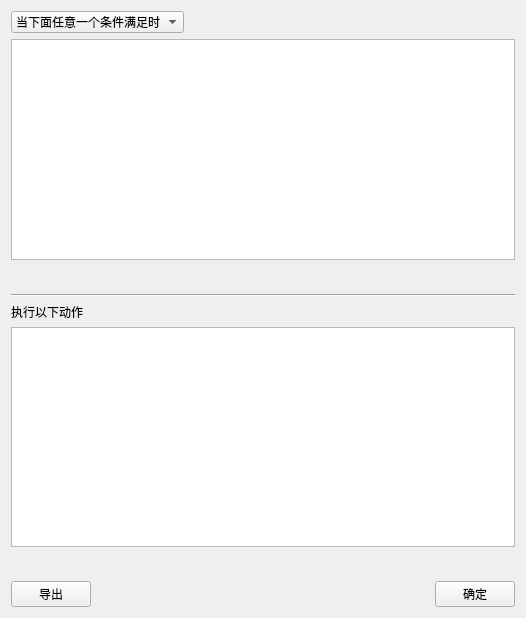
The window that UISource/automate_cfg.ui (HelloWRC/W-DesktopCountdown) describes before a commit, drawn with Qt 5.
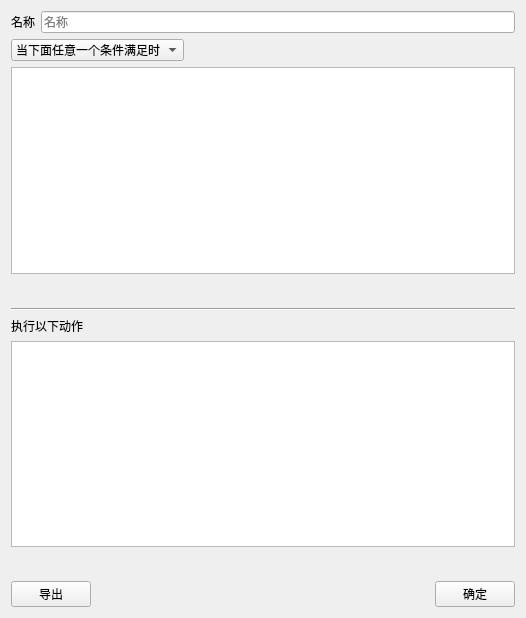
The same window after the commit. Icons and pictures are not drawn.

Patch:
```diff
--- a/UISource/automate_cfg.ui
+++ b/UISource/automate_cfg.ui
@@ -17,10 +17,14 @@
    <string>自动化选项</string>
   </property>
   <property name="windowIcon">
-   <iconset theme="configure"/>
+   <iconset theme="configure">
+    <normaloff>.</normaloff>.</iconset>
   </property>
-  <layout class="QVBoxLayout" name="verticalLayout">
-   <item>
+  <layout class="QFormLayout" name="formLayout">
+   <item row="2" column="0" colspan="2">
+    <widget class="QListWidget" name="lst_trigger"/>
+   </item>
+   <item row="1" column="0" colspan="2">
     <layout class="QHBoxLayout" name="horizontalLayout">
      <item>
       <widget class="QComboBox" name="cb_trigger_type">
@@ -60,10 +64,7 @@
      </item>
     </layout>
    </item>
-   <item>
-    <widget class="QListWidget" name="lst_trigger"/>
-   </item>
-   <item>
+   <item row="3" column="0" colspan="2">
     <layout class="QHBoxLayout" name="horizontalLayout_3">
      <item>
       <spacer name="horizontalSpacer_3">
@@ -84,7 +85,8 @@
         <string/>
        </property>
        <property name="icon">
-        <iconset theme="list-add"/>
+        <iconset theme="list-add">
+         <normaloff>.</normaloff>.</iconset>
        </property>
        <property name="flat">
         <bool>true</bool>
@@ -97,7 +99,8 @@
         <string/>
        </property>
        <property name="icon">
-        <iconset theme="configure"/>
+        <iconset theme="configure">
+         <normaloff>.</normaloff>.</iconset>
        </property>
        <property name="flat">
         <bool>true</bool>
@@ -110,7 +113,8 @@
         <string/>
        </property>
        <property name="icon">
-        <iconset theme="list-remove"/>
+        <iconset theme="list-remove">
+         <normaloff>.</normaloff>.</iconset>
        </property>
        <property name="flat">
         <bool>true</bool>
@@ -132,24 +136,17 @@
      </item>
     </layout>
    </item>
-   <item>
-    <widget class="Line" name="line">
-     <property name="orientation">
-      <enum>Qt::Horizontal</enum>
-     </property>
-    </widget>
-   </item>
-   <item>
+   <item row="5" column="0" colspan="2">
     <widget class="QLabel" name="label">
      <property name="text">
       <string>执行以下动作</string>
      </property>
     </widget>
    </item>
-   <item>
+   <item row="6" column="0" colspan="2">
     <widget class="QListWidget" name="lst_actions"/>
    </item>
-   <item>
+   <item row="7" column="0" colspan="2">
     <layout class="QHBoxLayout" name="horizontalLayout_4">
      <item>
       <spacer name="horizontalSpacer_5">
@@ -170,7 +167,8 @@
         <string/>
        </property>
        <property name="icon">
-        <iconset theme="list-add"/>
+        <iconset theme="list-add">
+         <normaloff>.</normaloff>.</iconset>
        </property>
        <property name="flat">
         <bool>true</bool>
@@ -183,7 +181,8 @@
         <string/>
        </property>
        <property name="icon">
-        <iconset theme="configure"/>
+        <iconset theme="configure">
+         <normaloff>.</normaloff>.</iconset>
        </property>
        <property name="flat">
         <bool>true</bool>
@@ -196,7 +195,8 @@
         <string/>
        </property>
        <property name="icon">
-        <iconset theme="go-up"/>
+        <iconset theme="go-up">
+         <normaloff>.</normaloff>.</iconset>
        </property>
        <property name="flat">
         <bool>true</bool>
@@ -209,7 +209,8 @@
         <string/>
        </property>
        <property name="icon">
-        <iconset theme="go-down"/>
+        <iconset theme="go-down">
+         <normaloff>.</normaloff>.</iconset>
        </property>
        <property name="flat">
         <bool>true</bool>
@@ -222,7 +223,8 @@
         <string/>
        </property>
        <property name="icon">
-        <iconset theme="list-remove"/>
+        <iconset theme="list-remove">
+         <normaloff>.</normaloff>.</iconset>
        </property>
        <property name="flat">
         <bool>true</bool>
@@ -244,7 +246,7 @@
      </item>
     </layout>
    </item>
-   <item>
+   <item row="8" column="0" colspan="2">
     <layout class="QHBoxLayout" name="horizontalLayout_2">
      <item>
       <widget class="QPushButton" name="btn_export">
@@ -275,6 +277,36 @@
      </item>
     </layout>
    </item>
+   <item row="0" column="1">
+    <widget class="QLineEdit" name="le_name">
+     <property name="frame">
+      <bool>true</bool>
+     </property>
+     <property name="placeholderText">
+      <string>名称</string>
+     </property>
+    </widget>
+   </item>
+   <item row="0" column="0">
+    <widget class="QLabel" name="label_2">
+     <property name="text">
+      <string>名称</string>
+     </property>
+    </widget>
+   </item>
+   <item row="4" column="0" colspan="2">
+    <widget class="Line" name="line">
+     <property name="minimumSize">
+      <size>
+       <width>0</width>
+       <height>0</height>
+      </size>
+     </property>
+     <property name="orientation">
+      <enum>Qt::Horizontal</enum>
+     </property>
+    </widget>
+   </item>
   </layout>
  </widget>
  <resources/>
```
Left out of the diff: 19 changed lines with no effect on the pictures.
